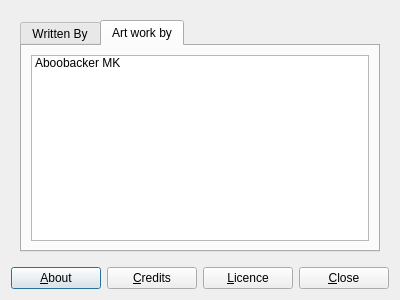
This is about.ui in tachyons/mltranslator as Qt 5 draws it before an edit. The edited form follows.
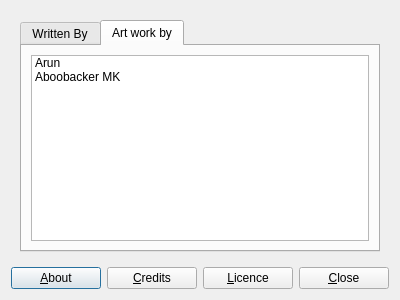
This is the edited form. The open tabs and pages were chosen to show the change. Icons and pictures are not drawn.

Patch:
```diff
--- a/about.ui
+++ b/about.ui
@@ -116,6 +116,11 @@
           <layout class="QVBoxLayout" name="verticalLayout_4">
            <item>
             <widget class="QListWidget" name="listWidget_2">
+             <item>
+              <property name="text">
+               <string>Arun</string>
+              </property>
+             </item>
              <item>
               <property name="text">
                <string>Aboobacker MK</string>
```
